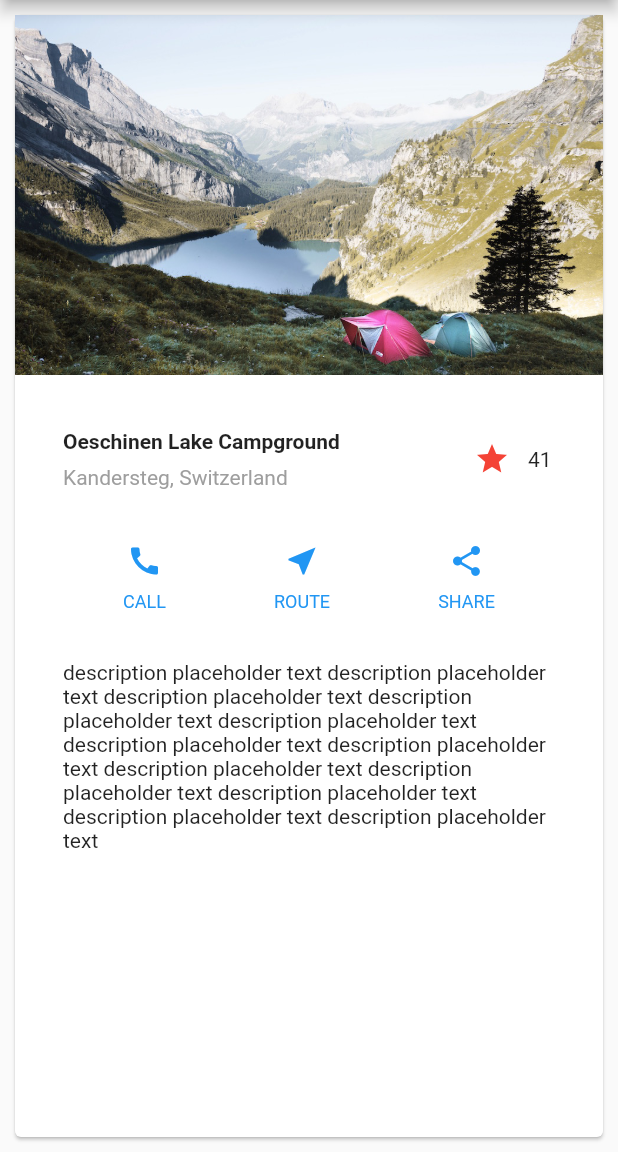
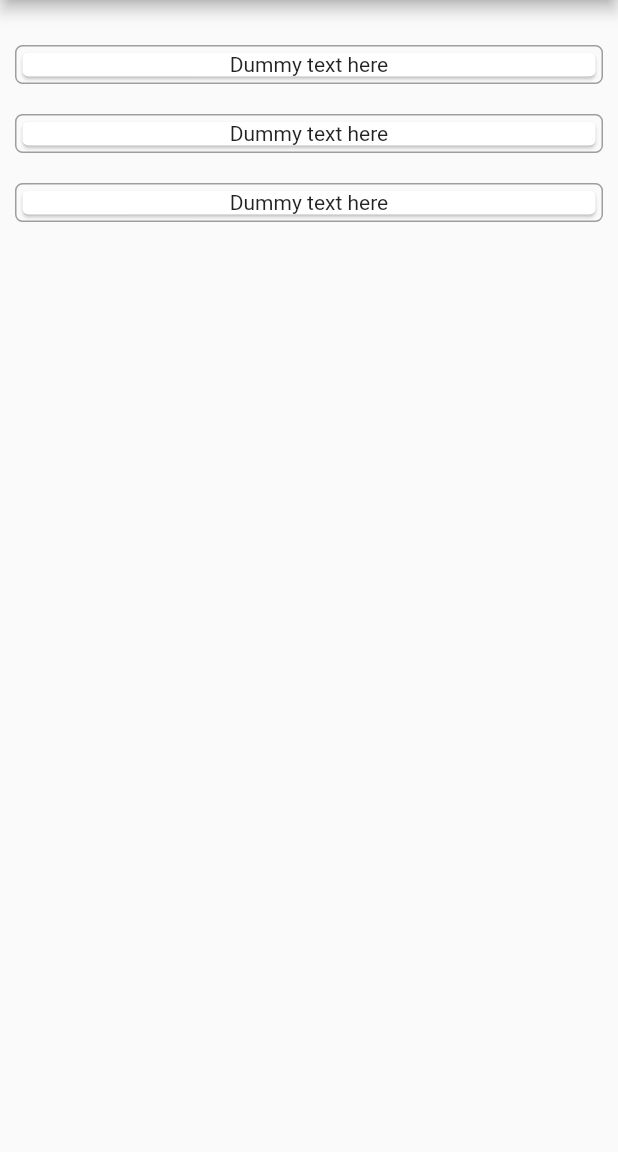
Before and after one commit to trevornagaba/penda-flutter, a Flutter app: the screen it shows after launch, on a phone screen of 412 x 824 dp, the part 84-1236 px from its top. Run offline on Flutter 3.47's test engine with Material 2 defaults, Android fonts, the phone set to English and light mode, and no system bars.

Commit message:
Add cards to first custom layout

```diff
--- a/lib/main.dart
+++ b/lib/main.dart
@@ -8,183 +8,109 @@ void main() {
 }
 
 final dummyUserSnapshot = [
-  {"id": "", "name": "Trevor Nagaba", "email": "", "phone_number": "", "my_causes": ["", ""], "my_contributions": ["", ""]},
-  {"id": "", "name": "Kaze Daudi", "email": "", "phone_number": "", "my_causes": ["", ""], "my_contributions": ["", ""]},
-  {"id": "", "name": "Daudi Kaze", "email": "", "phone_number": "", "my_causes": ["", ""], "my_contributions": ["", ""]},
+  {
+    "id": "",
+    "name": "Trevor Nagaba",
+    "email": "",
+    "phone_number": "",
+    "my_causes": ["", ""],
+    "my_contributions": ["", ""]
+  },
+  {
+    "id": "",
+    "name": "Kaze Daudi",
+    "email": "",
+    "phone_number": "",
+    "my_causes": ["", ""],
+    "my_contributions": ["", ""]
+  },
+  {
+    "id": "",
+    "name": "Daudi Kaze",
+    "email": "",
+    "phone_number": "",
+    "my_causes": ["", ""],
+    "my_contributions": ["", ""]
+  },
 ];
 
 final dummyCauseSnapshot = [
-  {"title": "event", "description": "", "creator": "Kaze", "target_amount": 100000, "due_date": "31/12/2020",
-  "current_amount": 20000, "category": "event", "contributors": ["", ""]
+  {
+    "title": "event",
+    "description": "",
+    "creator": "Kaze",
+    "target_amount": 100000,
+    "due_date": "31/12/2020",
+    "current_amount": 20000,
+    "category": "event",
+    "contributors": ["", ""]
   },
-  {"title": "another event", "description": "", "creator": "Kaze Daudi", "target_amount": 100000, "due_date": "31/12/2020",
-  "current_amount": 20000, "category": "event", "contributors": ["", ""]
+  {
+    "title": "another event",
+    "description": "",
+    "creator": "Kaze Daudi",
+    "target_amount": 100000,
+    "due_date": "31/12/2020",
+    "current_amount": 20000,
+    "category": "event",
+    "contributors": ["", ""]
   },
-  {"title": "event une", "description": "", "creator": "Daudi Kaze", "target_amount": 100000, "due_date": "31/12/2020",
-  "current_amount": 20000, "category": "event", "contributors": ["", ""]
+  {
+    "title": "event une",
+    "description": "",
+    "creator": "Daudi Kaze",
+    "target_amount": 100000,
+    "due_date": "31/12/2020",
+    "current_amount": 20000,
+    "category": "event",
+    "contributors": ["", ""]
   },
 ];
 
 class MyApp extends StatelessWidget {
   @override
   Widget build(BuildContext context) {
-    Widget titleSection = Container(
-      padding: const EdgeInsets.all(32),
-      child: Row(
-        children: [
-          Expanded(
-            // Putting a Column inside an Expanded widget stretches the column to use all remaining free space in the row.
-            // Setting the crossAxisAlignment property to CrossAxisAlignment.start positions the column at the start of the row.
-            child: Column(
-              crossAxisAlignment: CrossAxisAlignment.start,
-              children: [
-                // Putting the first row of text inside a Container enables you to add padding.
-                // The second child in the Column, also text, displays as grey.
-                Container(
-                  padding: const EdgeInsets.only(bottom: 8),
-                  child: Text(
-                    'Oeschinen Lake Campground',
-                    style: TextStyle(
-                      fontWeight: FontWeight.bold,
-                    ),
-                  ),
-                ),
-                Text(
-                  'Kandersteg, Switzerland',
-                  style: TextStyle(
-                    color: Colors.grey[500],
-                  ),
-                ),
-              ],
-            ),
-          ),
-          // The last two items in the title row are a star icon, painted red, and the text “41”.
-          // The entire row is in a Container and padded along each edge by 32 pixels.
-          FavoriteWidget()
-        ],
-      ),
-    );
-
-    Color color = Theme.of(context).primaryColor;
-
-    Widget buttonSection = Container(
-      child: Row(
-        mainAxisAlignment: MainAxisAlignment
-            .spaceEvenly, // space the children (columns)  evenly
-        children: [
-          _buildButtonColumn(color, Icons.call, 'CALL'),
-          _buildButtonColumn(color, Icons.near_me, 'ROUTE'),
-          _buildButtonColumn(color, Icons.share, 'SHARE'),
-        ],
-      ),
-    );
-
-    Widget textSection = Container(
-      padding: const EdgeInsets.all(32),
-      child: Text(
-        'description placeholder text description placeholder text description placeholder text '
-        'description placeholder text description placeholder text description placeholder text '
-        'description placeholder text description placeholder text description placeholder text '
-        'description placeholder text description placeholder text description placeholder text ',
-        softWrap:
-            true, // By setting softwrap to true, text lines will fill the column width before wrapping at a word boundary
-      ),
-    );
-
     return MaterialApp(
-      title: 'Penda',
-      home: Scaffold(
-        appBar: AppBar(
-          title: Text('Penda'),
-        ),
-        body: Card(
-          margin: EdgeInsets.all(10),
-          child: ListView(
-            children: [
-              Image.asset(
-                'images/lake.jpg',
-                width: 600,
-                height: 240,
-                fit: BoxFit.cover,
-              ),
-              titleSection,
-              buttonSection,
-              textSection,
-            ],
-          ),
-        ),
-      ),
-    );
-  }
-
-  Column _buildButtonColumn(Color color, IconData icon, String label) {
-    // helper function for button section to prevent repitition
-    return Column(
-      mainAxisSize: MainAxisSize.min,
-      mainAxisAlignment: MainAxisAlignment.center,
-      children: [
-        Icon(icon, color: color),
-        Container(
-          margin: const EdgeInsets.only(top: 8),
-          child: Text(
-            label,
-            style: TextStyle(
-              fontSize: 12,
-              fontWeight: FontWeight.w400,
-              color: color,
-            ),
-          ),
-        ),
-      ],
+      title: 'Baby Names',
+      home: MyHomePage(),
     );
   }
 }
 
-class FavoriteWidget extends StatefulWidget {
-  @override
-  _FavoriteWidgetState createState() => _FavoriteWidgetState();
+class MyHomePage extends StatefulWidget {
+  _MyHomePageState createState() => _MyHomePageState();
 }
 
-class _FavoriteWidgetState extends State<FavoriteWidget> {
-  bool _isFavorited = true;
-  int _favoriteCount = 41;
-
-  // The _toggleFavorite() method is called when the IconButton is pressed, calls setState(). Calling setState() is critical,
-  // because this tells the framework that the widget’s state has changed and that the widget should be redrawn
-  void _toggleFavorite() {
-    setState(() {
-      if (_isFavorited) {
-        _favoriteCount -= 1;
-        _isFavorited = false;
-      } else {
-        _favoriteCount += 1;
-        _isFavorited = true;
-      }
-    });
-  }
-
-  // creates a row containing a red IconButton, and Text. You use IconButton (instead of Icon) because it has an onPressed property
-  // that defines the callback function (_toggleFavorite) for handling a tap
-  @override
+class _MyHomePageState extends State<MyHomePage> {
   Widget build(BuildContext context) {
-    return Row(
-      mainAxisSize: MainAxisSize.min,
-      children: [
-        Container(
-          padding: EdgeInsets.all(0),
-          child: IconButton(
-            icon: (_isFavorited ? Icon(Icons.star) : Icon(Icons.star_border)),
-            color: Colors.red[500],
-            onPressed: _toggleFavorite,
-          ),
-        ),
-        SizedBox(
-          width: 18,
-          child: Container(
-            child: Text('$_favoriteCount'),
-          ),
-        ),
-      ],
+    return Scaffold(
+      appBar: AppBar(title: Text("Penda")),
+      body: _buildBody(context),
     );
   }
 }
+
+Widget _buildBody(BuildContext context) {
+  return _buildList(context, dummyUserSnapshot, dummyUserSnapshot);
+}
+
+Widget _buildList(
+    BuildContext context, List<Map> userSnapshot, List<Map> causeSnapshot) {
+  return ListView(
+    padding: const EdgeInsets.only(top: 20.0),
+    children:
+        userSnapshot.map((data) => _buildListItem(context, data)).toList(),
+  );
+}
+
+Widget _buildListItem(BuildContext context, Map data) {
+  return Padding(
+      padding: const EdgeInsets.all(10.0),
+      child: Container(
+          decoration: BoxDecoration(
+            border: Border.all(color: Colors.grey),
+            borderRadius: BorderRadius.circular(5.0),
+          ),
+          child: Card(
+              child: Column(children: <Widget>[Text('Dummy text here')]))));
+}
```
